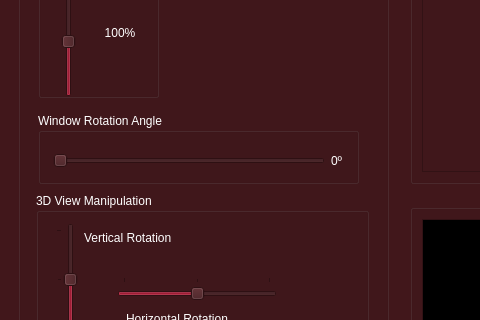
Before: the Qt Designer form SGI/view/screens/main.ui in JVSutter/Sistema-Grafico-Interativo, drawn with Qt 5; both pictures show x 0 to 480 and y 467 to 787 of the 912 by 939 pixel window.
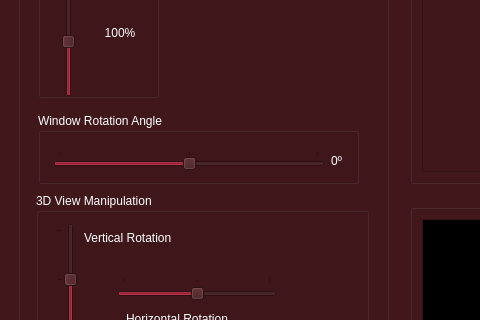
After: the same form once the commit is applied. Icons and pictures are not drawn.

Commit message: add rotação da window

Patch:
```diff
--- a/SGI/view/screens/main.ui
+++ b/SGI/view/screens/main.ui
@@ -1029,10 +1029,10 @@
       <item>
        <widget class="QSlider" name="windowRotationSlider">
         <property name="minimum">
-         <number>0</number>
+         <number>-180</number>
         </property>
         <property name="maximum">
-         <number>360</number>
+         <number>180</number>
         </property>
         <property name="singleStep">
          <number>1</number>
@@ -1040,14 +1040,17 @@
         <property name="pageStep">
          <number>1</number>
         </property>
+        <property name="value">
+         <number>0</number>
+        </property>
         <property name="orientation">
          <enum>Qt::Orientation::Horizontal</enum>
         </property>
         <property name="tickPosition">
-         <enum>QSlider::TickPosition::NoTicks</enum>
+         <enum>QSlider::TickPosition::TicksAbove</enum>
         </property>
         <property name="tickInterval">
-         <number>0</number>
+         <number>180</number>
         </property>
        </widget>
       </item>
```
Left out of the diff: 18 changed lines with no effect on the pictures. The commit also changes 5 other files.
